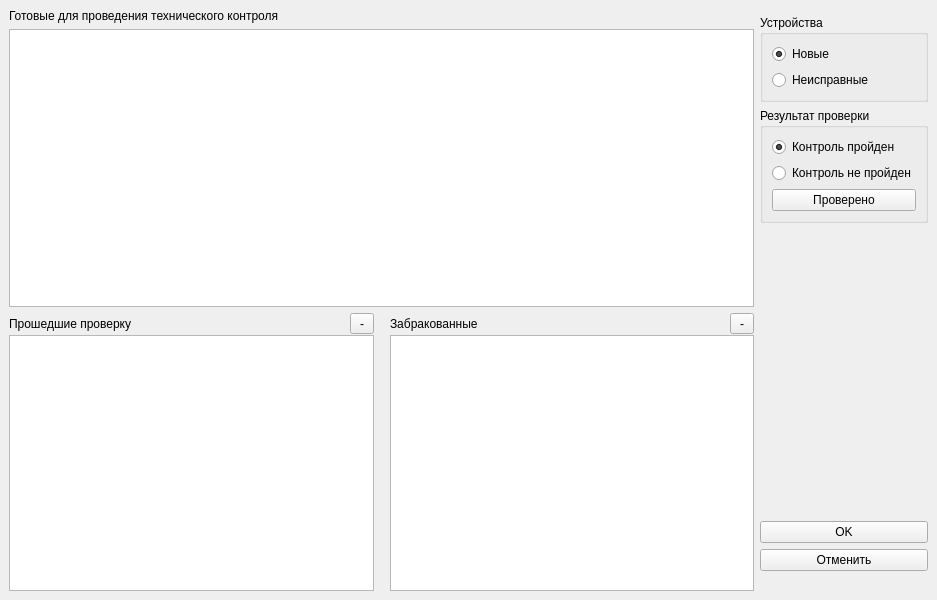
The window that Remont/otkwindow.ui (AlexeyScherbakov2021/Remont2) describes before a commit, drawn with Qt 5.
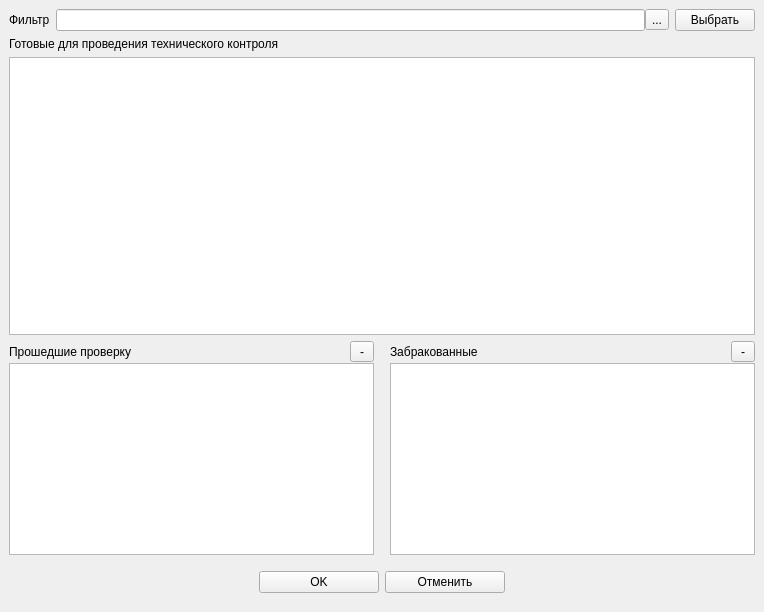
The same window after the commit. Icons and pictures are not drawn.

Diff of the .ui file:
```diff
--- a/Remont/otkwindow.ui
+++ b/Remont/otkwindow.ui
@@ -6,17 +6,66 @@
    <rect>
     <x>0</x>
     <y>0</y>
-    <width>937</width>
-    <height>600</height>
+    <width>764</width>
+    <height>612</height>
    </rect>
   </property>
   <property name="windowTitle">
    <string>MainWindow</string>
   </property>
   <widget class="QWidget" name="centralwidget">
+   <layout class="QVBoxLayout" name="verticalLayout_3" stretch="0,0">
+    <item>
+     <layout class="QVBoxLayout" name="verticalLayout_2" stretch="0,0,1,0">
+      <item>
    <layout class="QHBoxLayout" name="horizontalLayout_4">
     <item>
-     <layout class="QVBoxLayout" name="verticalLayout_2">
+         <widget class="QLabel" name="label">
+          <property name="text">
+           <string>Фильтр</string>
+          </property>
+         </widget>
+        </item>
+        <item>
+         <layout class="QHBoxLayout" name="horizontalLayout">
+          <property name="spacing">
+           <number>0</number>
+          </property>
+          <item>
+           <widget class="QLineEdit" name="leSearch"/>
+          </item>
+          <item>
+           <widget class="QToolButton" name="toolButton">
+            <property name="text">
+             <string>...</string>
+            </property>
+            <property name="icon">
+             <iconset resource="resource.qrc">
+              <normaloff>:/image/search.png</normaloff>:/image/search.png</iconset>
+            </property>
+           </widget>
+          </item>
+         </layout>
+        </item>
+        <item>
+         <widget class="QPushButton" name="pbSelect">
+          <property name="text">
+           <string>Выбрать</string>
+          </property>
+          <property name="icon">
+           <iconset resource="resource.qrc">
+            <normaloff>:/image/Download_32x32.png</normaloff>:/image/Download_32x32.png</iconset>
+          </property>
+          <property name="iconSize">
+           <size>
+            <width>24</width>
+            <height>24</height>
+           </size>
+          </property>
+         </widget>
+        </item>
+       </layout>
+      </item>
       <item>
        <widget class="QLabel" name="label_8">
         <property name="text">
@@ -25,7 +74,7 @@
        </widget>
       </item>
       <item>
-       <widget class="QListWidget" name="lwProduct">
+       <widget class="QTableView" name="tableView">
         <property name="alternatingRowColors">
          <bool>true</bool>
         </property>
@@ -131,104 +180,34 @@
      </layout>
     </item>
     <item>
-     <layout class="QHBoxLayout" name="horizontalLayout"/>
-    </item>
-    <item>
-     <layout class="QVBoxLayout" name="verticalLayout_9" stretch="0,1">
-      <item>
-       <layout class="QVBoxLayout" name="verticalLayout_7">
+     <layout class="QHBoxLayout" name="horizontalLayout_5" stretch="0,0,0,0">
         <property name="topMargin">
-         <number>6</number>
-        </property>
-        <item>
-         <widget class="QGroupBox" name="groupBox_2">
-          <property name="title">
-           <string>Устройства</string>
-          </property>
-          <layout class="QVBoxLayout" name="verticalLayout_11">
-           <item>
-            <widget class="QRadioButton" name="rbNewDevice">
-             <property name="text">
-              <string>Новые</string>
-             </property>
-             <property name="checked">
-              <bool>true</bool>
-             </property>
-            </widget>
-           </item>
-           <item>
-            <widget class="QRadioButton" name="rbOldDevice">
-             <property name="text">
-              <string>Неисправные</string>
-             </property>
-            </widget>
-           </item>
-          </layout>
-         </widget>
-        </item>
-       </layout>
-      </item>
-      <item>
-       <layout class="QVBoxLayout" name="verticalLayout_8" stretch="0,0,0,0">
+       <number>10</number>
+      </property>
         <property name="bottomMargin">
-         <number>20</number>
+       <number>10</number>
         </property>
         <item>
-         <widget class="QGroupBox" name="groupBox">
-          <property name="title">
-           <string>Результат проверки</string>
-          </property>
-          <layout class="QVBoxLayout" name="verticalLayout_10">
-           <item>
-            <widget class="QRadioButton" name="rbCheck">
-             <property name="text">
-              <string>Контроль пройден</string>
-             </property>
-             <property name="icon">
-              <iconset resource="resource.qrc">
-               <normaloff>:/image/Apply24x24.png</normaloff>:/image/Apply24x24.png</iconset>
-             </property>
-             <property name="checked">
-              <bool>true</bool>
-             </property>
-            </widget>
-           </item>
-           <item>
-            <widget class="QRadioButton" name="rbUncheck">
-             <property name="text">
-              <string>Контроль не пройден</string>
-             </property>
-             <property name="icon">
-              <iconset resource="resource.qrc">
-               <normaloff>:/image/cancel2.png</normaloff>:/image/cancel2.png</iconset>
-             </property>
-            </widget>
-           </item>
-           <item>
-            <widget class="QPushButton" name="pbChecked">
-             <property name="text">
-              <string>Проверено</string>
-             </property>
-            </widget>
-           </item>
-          </layout>
-         </widget>
-        </item>
-        <item>
-         <spacer name="verticalSpacer_2">
+       <spacer name="horizontalSpacer_2">
           <property name="orientation">
-           <enum>Qt::Orientation::Vertical</enum>
+         <enum>Qt::Orientation::Horizontal</enum>
           </property>
           <property name="sizeHint" stdset="0">
            <size>
-            <width>20</width>
-            <height>40</height>
+          <width>40</width>
+          <height>20</height>
            </size>
           </property>
          </spacer>
         </item>
         <item>
          <widget class="QPushButton" name="pbOK">
+        <property name="minimumSize">
+         <size>
+          <width>120</width>
+          <height>0</height>
+         </size>
+        </property>
           <property name="text">
            <string>OK</string>
           </property>
@@ -246,6 +225,12 @@
         </item>
         <item>
          <widget class="QPushButton" name="pbCancel">
+        <property name="minimumSize">
+         <size>
+          <width>120</width>
+          <height>0</height>
+         </size>
+        </property>
           <property name="text">
            <string>Отменить</string>
           </property>
@@ -261,7 +246,18 @@
           </property>
          </widget>
         </item>
-       </layout>
+      <item>
+       <spacer name="horizontalSpacer">
+        <property name="orientation">
+         <enum>Qt::Orientation::Horizontal</enum>
+        </property>
+        <property name="sizeHint" stdset="0">
+         <size>
+          <width>40</width>
+          <height>20</height>
+         </size>
+        </property>
+       </spacer>
       </item>
      </layout>
     </item>
```
Left out of the diff: 25 changed lines with no effect on the pictures. Lines whose indentation alone changed are shown as unchanged.
